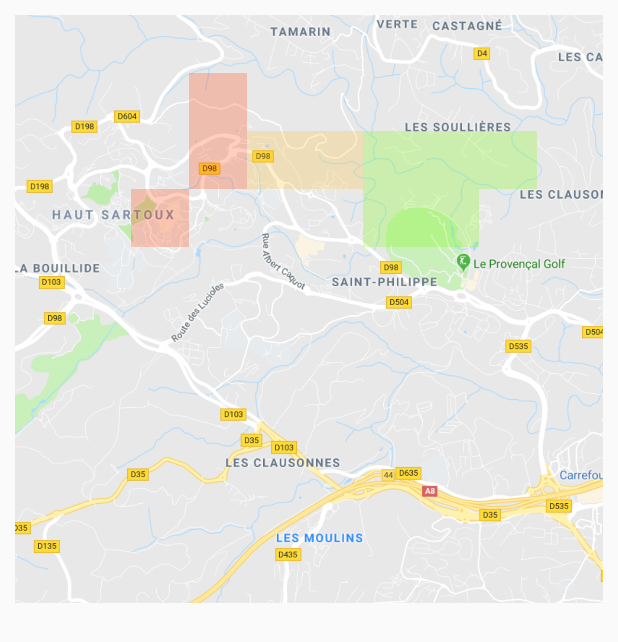
After one commit to Tordesillas/IsThereAnyNetwork, an Android app: the MapActivity screen opened directly, with no data from a screen before it, on a phone screen of 412 x 824 dp. The commit adds this screen. Shown: the top 642 px of the screen. Run offline under Robolectric (Android 15) with nearby library versions, the phone set to English and light mode, and no system bars.

Commit message:
Check permissions + create map with colored cells

```diff
--- a/androidapp/app/build.gradle
+++ b/androidapp/app/build.gradle
@@ -16,10 +16,14 @@ android {
             proguardFiles getDefaultProguardFile('proguard-android.txt'), 'proguard-rules.pro'
         }
     }
+    compileOptions {
+        sourceCompatibility JavaVersion.VERSION_1_8
+        targetCompatibility JavaVersion.VERSION_1_8
+    }
 }
 
 dependencies {
-    implementation fileTree(dir: 'libs', include: ['*.jar'])
+    implementation fileTree(include: ['*.jar'], dir: 'libs')
     implementation 'com.android.support:appcompat-v7:28.0.0'
     implementation 'com.android.support.constraint:constraint-layout:1.1.3'
     implementation 'com.android.support:design:28.0.0'
--- a/androidapp/app/src/main/AndroidManifest.xml
+++ b/androidapp/app/src/main/AndroidManifest.xml
@@ -1,6 +1,9 @@
 <?xml version="1.0" encoding="utf-8"?>
 <manifest xmlns:android="http://schemas.android.com/apk/res/android"
     package="eu.miaounyan.isthereanynetwork">
+
+    <uses-permission android:name="android.permission.ACCESS_COARSE_LOCATION"/>
+    <uses-permission android:name="android.permission.READ_PHONE_STATE" />
 
     <application
         android:allowBackup="true"
@@ -19,6 +22,7 @@
                 <category android:name="android.intent.category.LAUNCHER" />
             </intent-filter>
         </activity>
+        <activity android:name=".controller.MapActivity" />
     </application>
 
 </manifest>
--- /dev/null
+++ b/androidapp/app/src/main/java/eu/miaounyan/isthereanynetwork/controller/MapActivity.java
@@ -0,0 +1,53 @@
+package eu.miaounyan.isthereanynetwork.controller;
+
+import android.app.Activity;
+import android.os.Bundle;
+import android.widget.GridView;
+
+import java.util.LinkedList;
+import java.util.List;
+
+import eu.miaounyan.isthereanynetwork.R;
+import eu.miaounyan.isthereanynetwork.model.SignalStrength;
+import eu.miaounyan.isthereanynetwork.view.MapAdapter;
+
+public class MapActivity extends Activity {
+    private static final int NB_COLUMNS = 10;
+    private static final int NB_ROWS = 10;
+
+    @Override
+    protected void onCreate(Bundle savedInstanceState) {
+        super.onCreate(savedInstanceState);
+        setContentView(R.layout.map_activity);
+
+        /* Get colors */
+        List<Integer> colors = new LinkedList<>();
+        int color = 0;
+        for (int i = 0; i < NB_COLUMNS*NB_ROWS; i++) {
+            switch (i) {
+                case 13:
+                case 32:
+                case 23:
+                    colors.add(SignalStrength.LOW.getColor()); break;
+                case 24:
+                case 25:
+                    colors.add(SignalStrength.MEDIUM.getColor()); break;
+                case 26:
+                case 27:
+                case 36:
+                case 37:
+                case 28:
+                    colors.add(SignalStrength.HIGH.getColor()); break;
+                default:
+                    colors.add(color);
+            }
+        }
+
+        /* Grid creation */
+        GridView grid = findViewById(R.id.grid);
+        grid.setNumColumns(NB_COLUMNS);
+
+        MapAdapter ma = new MapAdapter(this, colors);
+        grid.setAdapter(ma);
+    }
+}
--- /dev/null
+++ b/androidapp/app/src/main/java/eu/miaounyan/isthereanynetwork/view/MapAdapter.java
@@ -0,0 +1,32 @@
+package eu.miaounyan.isthereanynetwork.view;
+
+import android.content.Context;
+import android.support.annotation.NonNull;
+import android.view.LayoutInflater;
+import android.view.View;
+import android.view.ViewGroup;
+import android.widget.ArrayAdapter;
+
+import java.util.List;
+
+import eu.miaounyan.isthereanynetwork.R;
+
+public class MapAdapter extends ArrayAdapter<Integer> {
+    public MapAdapter(Context context, List<Integer> colors){
+        super(context, 0, colors);
+    }
+
+    @NonNull
+    @Override
+    public View getView(int position, View convertView, ViewGroup parent) {
+        if (convertView == null) {
+            convertView = LayoutInflater.from(getContext()).inflate(R.layout.cell, parent, false);
+        }
+
+        int color = getItem(position);
+
+        convertView.setBackgroundColor(color);
+
+        return convertView;
+    }
+}
--- /dev/null
+++ b/androidapp/app/src/main/res/layout/cell.xml
@@ -0,0 +1,15 @@
+<?xml version="1.0" encoding="utf-8"?>
+<android.support.constraint.ConstraintLayout xmlns:android="http://schemas.android.com/apk/res/android"
+    xmlns:app="http://schemas.android.com/apk/res-auto"
+    android:layout_width="match_parent"
+    android:layout_height="match_parent"
+    android:orientation="vertical">
+
+    <LinearLayout
+        android:id="@+id/cell"
+        android:layout_width="match_parent"
+        android:layout_height="0dp"
+        app:layout_constraintDimensionRatio="1:1"
+        android:orientation="horizontal" />
+
+</android.support.constraint.ConstraintLayout>
--- /dev/null
+++ b/androidapp/app/src/main/res/layout/map_activity.xml
@@ -0,0 +1,28 @@
+<?xml version="1.0" encoding="utf-8"?>
+<ScrollView
+    xmlns:android="http://schemas.android.com/apk/res/android"
+    android:padding="10dp"
+    android:layout_width="match_parent"
+    android:layout_height="match_parent">
+
+    <android.support.constraint.ConstraintLayout
+        android:layout_width="match_parent"
+        android:layout_height="wrap_content"
+        xmlns:app="http://schemas.android.com/apk/res-auto">
+
+        <LinearLayout
+            android:layout_width="match_parent"
+            android:layout_height="0dp"
+            app:layout_constraintDimensionRatio="1:1"
+            android:background="@drawable/map">
+
+            <GridView
+                android:id="@+id/grid"
+                android:layout_width="wrap_content"
+                android:layout_height="wrap_content"
+                android:listSelector="#00ffffff"/>
+        </LinearLayout>
+
+    </android.support.constraint.ConstraintLayout>
+
+</ScrollView>
```
Also changed, not shown: androidapp/app/src/main/java/eu/miaounyan/isthereanynetwork/MainActivity.java (+78 -45 lines), androidapp/app/src/main/java/eu/miaounyan/isthereanynetwork/model/SignalStrength.java (added, +17 -0 lines), androidapp/app/src/main/res/drawable/map.png (added).
